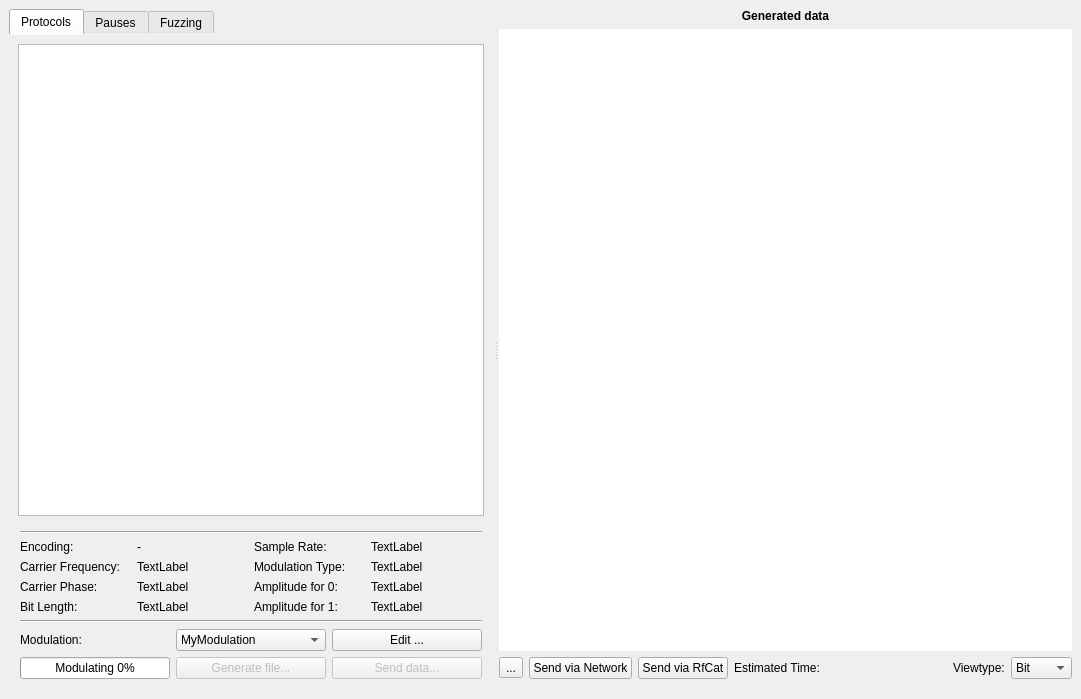
First picture: the form in ui/generator.ui, repository jopohl/urh, before the edit.
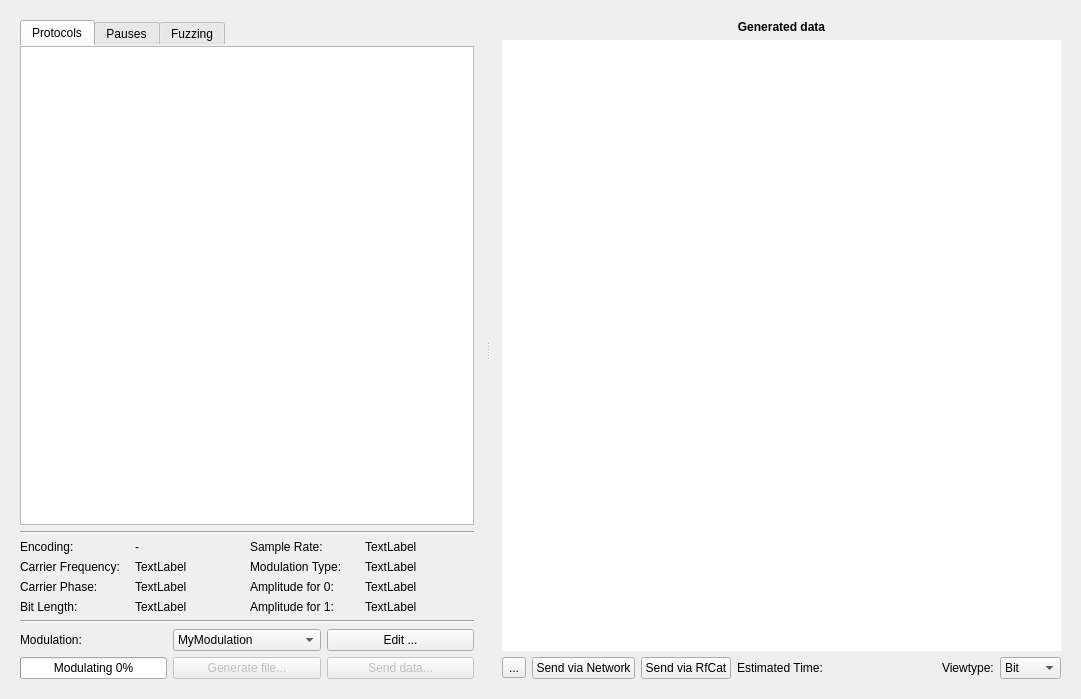
Second picture: the form after the edit. Icons and pictures are not drawn. Custom widgets are drawn as their Qt base class.

Diff of the .ui file:
```diff
--- a/ui/generator.ui
+++ b/ui/generator.ui
@@ -42,7 +42,7 @@
        <rect>
         <x>0</x>
         <y>0</y>
-        <width>1180</width>
+        <width>1198</width>
         <height>686</height>
        </rect>
       </property>
@@ -67,6 +67,15 @@
          </property>
          <widget class="QWidget" name="layoutWidget_2">
           <layout class="QVBoxLayout" name="verticalLayout">
+           <property name="leftMargin">
+            <number>11</number>
+           </property>
+           <property name="topMargin">
+            <number>11</number>
+           </property>
+           <property name="rightMargin">
+            <number>11</number>
+           </property>
            <property name="bottomMargin">
             <number>11</number>
            </property>
@@ -95,6 +104,18 @@
                <string>Protocols</string>
               </attribute>
               <layout class="QVBoxLayout" name="verticalLayout_4">
+               <property name="leftMargin">
+                <number>0</number>
+               </property>
+               <property name="topMargin">
+                <number>0</number>
+               </property>
+               <property name="rightMargin">
+                <number>0</number>
+               </property>
+               <property name="bottomMargin">
+                <number>0</number>
+               </property>
                <item>
                 <widget class="GeneratorTreeView" name="treeProtocols">
                  <property name="sizePolicy">
@@ -118,6 +139,18 @@
                <string>Pauses</string>
               </attribute>
               <layout class="QGridLayout" name="gridLayout_5">
+               <property name="leftMargin">
+                <number>0</number>
+               </property>
+               <property name="topMargin">
+                <number>0</number>
+               </property>
+               <property name="rightMargin">
+                <number>0</number>
+               </property>
+               <property name="bottomMargin">
+                <number>0</number>
+               </property>
                <item row="0" column="0" colspan="2">
                 <widget class="GeneratorListWidget" name="lWPauses">
                  <property name="sizePolicy">
@@ -150,6 +183,18 @@
                <property name="spacing">
                 <number>6</number>
                </property>
+               <property name="leftMargin">
+                <number>0</number>
+               </property>
+               <property name="topMargin">
+                <number>0</number>
+               </property>
+               <property name="rightMargin">
+                <number>0</number>
+               </property>
+               <property name="bottomMargin">
+                <number>0</number>
+               </property>
                <item>
                 <widget class="GeneratorListView" name="listViewProtoLabels">
                  <property name="sizePolicy">
@@ -247,13 +292,20 @@
              </widget>
             </widget>
            </item>
+           <item>
+            <widget class="Line" name="line_2">
+             <property name="orientation">
+              <enum>Qt::Horizontal</enum>
+             </property>
+            </widget>
+           </item>
            <item>
             <layout class="QGridLayout" name="gridLayout_6">
              <property name="leftMargin">
-              <number>11</number>
+              <number>0</number>
              </property>
              <property name="rightMargin">
-              <number>11</number>
+              <number>0</number>
              </property>
              <item row="2" column="1">
               <widget class="QComboBox" name="cBoxModulations">
@@ -266,91 +318,91 @@
              </item>
              <item row="0" column="0" colspan="3">
               <layout class="QGridLayout" name="modulationLayout_2">
-               <item row="2" column="1">
+               <item row="1" column="1">
                 <widget class="QLabel" name="lCarrierFreqValue">
                  <property name="text">
                   <string>TextLabel</string>
                  </property>
                 </widget>
                </item>
-               <item row="2" column="2">
+               <item row="1" column="2">
                 <widget class="QLabel" name="lModType">
                  <property name="text">
                   <string>Modulation Type:</string>
                  </property>
                 </widget>
                </item>
-               <item row="2" column="3">
+               <item row="1" column="3">
                 <widget class="QLabel" name="lModTypeValue">
                  <property name="text">
                   <string>TextLabel</string>
                  </property>
                 </widget>
                </item>
-               <item row="3" column="0">
+               <item row="2" column="0">
                 <widget class="QLabel" name="label_carrier_phase">
                  <property name="text">
                   <string>Carrier Phase:</string>
                  </property>
                 </widget>
                </item>
-               <item row="3" column="1">
+               <item row="2" column="1">
                 <widget class="QLabel" name="lCarrierPhaseValue">
                  <property name="text">
                   <string>TextLabel</string>
                  </property>
                 </widget>
                </item>
-               <item row="3" column="2">
+               <item row="2" column="2">
                 <widget class="QLabel" name="lParamForZero">
                  <property name="text">
                   <string>Amplitude for 0:</string>
                  </property>
                 </widget>
                </item>
-               <item row="3" column="3">
+               <item row="2" column="3">
                 <widget class="QLabel" name="lParamForZeroValue">
                  <property name="text">
                   <string>TextLabel</string>
                  </property>
                 </widget>
                </item>
-               <item row="4" column="0">
+               <item row="3" column="0">
                 <widget class="QLabel" name="lBitLength">
                  <property name="text">
                   <string>Bit Length:</string>
                  </property>
                 </widget>
                </item>
-               <item row="4" column="1">
+               <item row="3" column="1">
                 <widget class="QLabel" name="lBitLenValue">
                  <property name="text">
                   <string>TextLabel</string>
                  </property>
                 </widget>
                </item>
-               <item row="4" column="2">
+               <item row="3" column="2">
                 <widget class="QLabel" name="lParamForOne">
                  <property name="text">
                   <string>Amplitude for 1:</string>
                  </property>
                 </widget>
                </item>
-               <item row="4" column="3">
+               <item row="3" column="3">
                 <widget class="QLabel" name="lParamForOneValue">
                  <property name="text">
                   <string>TextLabel</string>
                  </property>
                 </widget>
                </item>
-               <item row="1" column="0">
+               <item row="0" column="0">
                 <widget class="QLabel" name="lEncoding">
                  <property name="text">
                   <string>Encoding:</string>
                  </property>
                 </widget>
                </item>
-               <item row="1" column="1">
+               <item row="0" column="1">
                 <widget class="QLabel" name="lEncodingValue">
                  <property name="sizePolicy">
                   <sizepolicy hsizetype="Preferred" vsizetype="Preferred">
@@ -363,34 +415,27 @@
                  </property>
                 </widget>
                </item>
-               <item row="1" column="2">
+               <item row="0" column="2">
                 <widget class="QLabel" name="lSampleRate">
                  <property name="text">
                   <string>Sample Rate:</string>
                  </property>
                 </widget>
                </item>
-               <item row="1" column="3">
+               <item row="0" column="3">
                 <widget class="QLabel" name="lSampleRateValue">
                  <property name="text">
                   <string>TextLabel</string>
                  </property>
                 </widget>
                </item>
-               <item row="2" column="0">
+               <item row="1" column="0">
                 <widget class="QLabel" name="lCarrierFrequency">
                  <property name="text">
                   <string>Carrier Frequency:</string>
                  </property>
                 </widget>
                </item>
-               <item row="0" column="0" colspan="4">
-                <widget class="Line" name="line_2">
-                 <property name="orientation">
-                  <enum>Qt::Horizontal</enum>
-                 </property>
-                </widget>
-               </item>
               </layout>
              </item>
              <item row="2" column="0">
@@ -467,6 +512,15 @@
          </widget>
          <widget class="QWidget" name="layoutWidget">
           <layout class="QGridLayout" name="gridLayout_2">
+           <property name="leftMargin">
+            <number>11</number>
+           </property>
+           <property name="topMargin">
+            <number>11</number>
+           </property>
+           <property name="rightMargin">
+            <number>11</number>
+           </property>
            <property name="bottomMargin">
             <number>11</number>
            </property>
```
